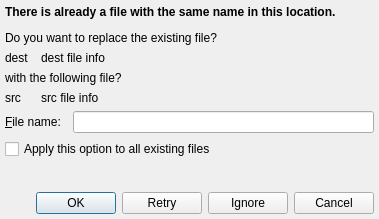
Qt form libfm-qt/rename-dialog.ui (lxqt/pcmanfm-qt) before a commit.
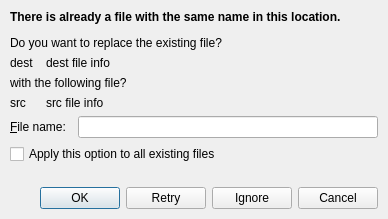
The same form after that commit.

Commit message: Exclude unnecessary files from CPack.

```diff
--- a/libfm-qt/rename-dialog.ui
+++ b/libfm-qt/rename-dialog.ui
@@ -6,7 +6,7 @@
    <rect>
     <x>0</x>
     <y>0</y>
-    <width>379</width>
+    <width>388</width>
     <height>219</height>
    </rect>
   </property>
@@ -21,7 +21,7 @@
     <number>6</number>
    </property>
    <property name="margin">
-    <number>5</number>
+    <number>10</number>
    </property>
    <item>
     <widget class="QLabel" name="label">
```
The commit also changes 2 other files.
